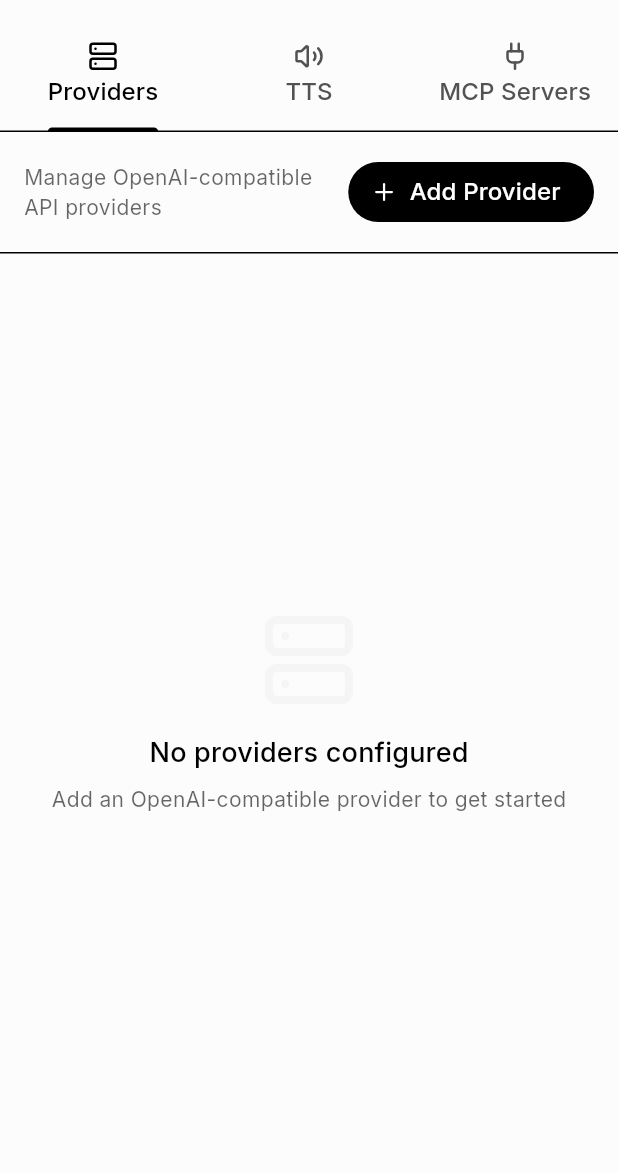
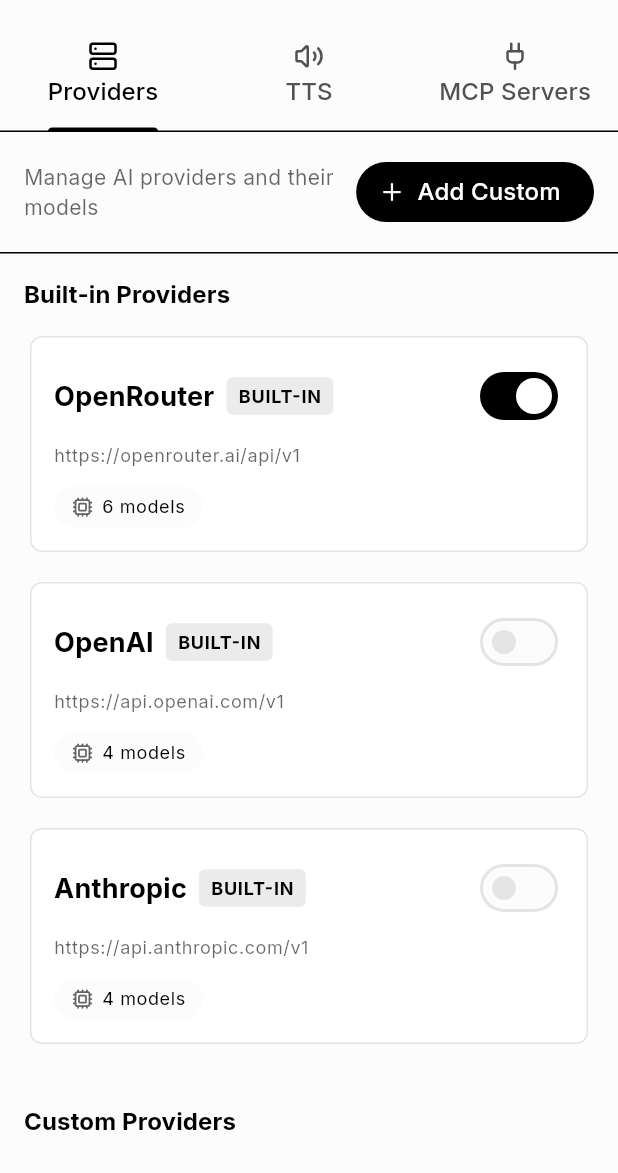
Before and after one commit to contributory/many-llm, a Flutter app: the screen it shows after launch, in the side drawer, after a tap on "Settings", on a phone screen of 412 x 824 dp, the part 63-1236 px from its top. Run offline on Flutter 3.47's test engine with Material 3 defaults, Android fonts, the phone set to English and light mode, and no system bars; our stand-ins replace flutter_highlight, flutter_markdown, flutter_tts, google_fonts, lucide_icons, shared_preferences; missing offline and left inert: markdown.

Commit message:
refactor(provider-system): enable/disable providers and grouped model selector

```diff
--- a/lib/core/config.dart
+++ b/lib/core/config.dart
@@ -77,8 +77,59 @@ class AppConfig {
   // Supabase Edge Function URL that proxies OpenRouter
   static const String supabaseEdgeFunctionUrl = '';
 
-  // Available models on OpenRouter
-  static const List<String> availableModels = [];
+  // Built-in provider configurations
+  static final List<BuiltInProvider> builtInProviders = [
+    BuiltInProvider(
+      id: 'openrouter',
+      name: 'OpenRouter',
+      baseUrl: 'https://openrouter.ai/api/v1',
+      models: [
+        'openai/gpt-4o',
+        'openai/gpt-4o-mini',
+        'anthropic/claude-3.5-sonnet',
+        'anthropic/claude-3-opus',
+        'google/gemini-pro-1.5',
+        'meta-llama/llama-3.1-70b-instruct',
+      ],
+    ),
+    BuiltInProvider(
+      id: 'openai',
+      name: 'OpenAI',
+      baseUrl: 'https://api.openai.com/v1',
+      models: [
+        'gpt-4o',
+        'gpt-4o-mini',
+        'gpt-4-turbo',
+        'gpt-3.5-turbo',
+      ],
+    ),
+    BuiltInProvider(
+      id: 'anthropic',
+      name: 'Anthropic',
+      baseUrl: 'https://api.anthropic.com/v1',
+      models: [
+        'claude-3-5-sonnet-20241022',
+        'claude-3-opus-20240229',
+        'claude-3-sonnet-20240229',
+        'claude-3-haiku-20240307',
+      ],
+    ),
+  ];
 
   static const Map<String, String> modelDisplayNames = {};
 }
+
+/// Built-in provider configuration
+class BuiltInProvider {
+  final String id;
+  final String name;
+  final String baseUrl;
+  final List<String> models;
+
+  const BuiltInProvider({
+    required this.id,
+    required this.name,
+    required this.baseUrl,
+    required this.models,
+  });
+}
--- a/lib/data/models.dart
+++ b/lib/data/models.dart
@@ -106,7 +106,8 @@ class AIProvider {
   final String name;
   final String baseUrl;
   final String apiKey;
-  final bool isDefault;
+  final bool isEnabled;
+  final bool isBuiltIn;
   final List<String> models;
   final DateTime createdAt;
   final DateTime updatedAt;
@@ -116,7 +117,8 @@ class AIProvider {
     required this.name,
     required this.baseUrl,
     required this.apiKey,
-    required this.isDefault,
+    this.isEnabled = true,
+    this.isBuiltIn = false,
     required this.models,
     required this.createdAt,
     required this.updatedAt,
@@ -127,7 +129,8 @@ class AIProvider {
     'name': name,
     'baseUrl': baseUrl,
     'apiKey': apiKey,
-    'isDefault': isDefault,
+    'isEnabled': isEnabled,
+    'isBuiltIn': isBuiltIn,
     'models': models,
     'createdAt': createdAt.toIso8601String(),
     'updatedAt': updatedAt.toIso8601String(),
@@ -138,7 +141,8 @@ class AIProvider {
     name: json['name'] as String,
     baseUrl: json['baseUrl'] as String,
     apiKey: json['apiKey'] as String,
-    isDefault: json['isDefault'] as bool? ?? false,
+    isEnabled: json['isEnabled'] as bool? ?? true,
+    isBuiltIn: json['isBuiltIn'] as bool? ?? false,
     models: (json['models'] as List?)?.cast<String>() ?? [],
     createdAt: DateTime.parse(json['createdAt'] as String),
     updatedAt: DateTime.parse(json['updatedAt'] as String),
@@ -149,7 +153,8 @@ class AIProvider {
     String? name,
     String? baseUrl,
     String? apiKey,
-    bool? isDefault,
+    bool? isEnabled,
+    bool? isBuiltIn,
     List<String>? models,
     DateTime? createdAt,
     DateTime? updatedAt,
@@ -158,7 +163,8 @@ class AIProvider {
     name: name ?? this.name,
     baseUrl: baseUrl ?? this.baseUrl,
     apiKey: apiKey ?? this.apiKey,
-    isDefault: isDefault ?? this.isDefault,
+    isEnabled: isEnabled ?? this.isEnabled,
+    isBuiltIn: isBuiltIn ?? this.isBuiltIn,
     models: models ?? this.models,
     createdAt: createdAt ?? this.createdAt,
     updatedAt: updatedAt ?? this.updatedAt,
--- a/lib/data/services/provider_service.dart
+++ b/lib/data/services/provider_service.dart
@@ -29,14 +29,6 @@ class ProviderService {
 
   Future<AIProvider> addProvider(AIProvider provider) async {
     final providers = await getProviders();
-
-    if (provider.isDefault) {
-      final updatedProviders = providers.map((p) => p.copyWith(isDefault: false)).toList();
-      updatedProviders.add(provider);
-      await saveProviders(updatedProviders);
-      return provider;
-    }
-
     providers.add(provider);
     await saveProviders(providers);
     return provider;
@@ -48,25 +40,14 @@ class ProviderService {
 
     if (index == -1) return;
 
-    if (provider.isDefault) {
-      final updatedProviders = providers.map((p) => p.copyWith(isDefault: false)).toList();
-      updatedProviders[index] = provider;
-      await saveProviders(updatedProviders);
-    } else {
-      providers[index] = provider;
-      await saveProviders(providers);
-    }
+    providers[index] = provider;
+    await saveProviders(providers);
   }
 
   Future<void> deleteProvider(String id) async {
     final providers = await getProviders();
     providers.removeWhere((p) => p.id == id);
     await saveProviders(providers);
-  }
-
-  Future<AIProvider?> getDefaultProvider() async {
-    final providers = await getProviders();
-    return providers.where((p) => p.isDefault).firstOrNull;
   }
 
   Future<List<String>> fetchModelsFromProvider(String baseUrl, String apiKey) async {
--- a/lib/presentation/pages/chat_page.dart
+++ b/lib/presentation/pages/chat_page.dart
@@ -342,7 +342,7 @@ class _ChatPageState extends State<ChatPage> with TickerProviderStateMixin {
                 return PromptInputComplete(
                   status: chatProvider.status,
                   modelId: chatProvider.currentModelId,
-                  models: chatProvider.getAvailableModels(),
+                  groupedModels: chatProvider.getGroupedModels(),
                   onSubmit: (prompt, modelId) {
                     chatProvider.sendMessage(prompt, modelId);
                   },
--- a/lib/presentation/providers/chat_provider.dart
+++ b/lib/presentation/providers/chat_provider.dart
@@ -105,16 +105,33 @@ class ChatProvider extends ChangeNotifier {
     _settingsProvider = settingsProvider;
   }
 
-  List<String> getAvailableModels() {
-    final models = <String>[...AppConfig.availableModels];
+  /// Returns grouped models by provider name
+  /// Map format: {providerName: [model1, model2, ...]}
+  Map<String, List<String>> getGroupedModels() {
+    final grouped = <String, List<String>>{};
 
     if (_settingsProvider != null) {
-      for (final provider in _settingsProvider!.providers) {
+      for (final provider in _settingsProvider!.enabledProviders) {
+        if (provider.models.isNotEmpty) {
+          grouped[provider.name] = provider.models;
+        }
+      }
+    }
+
+    return grouped;
+  }
+
+  /// Returns flat list of all available models from enabled providers
+  List<String> getAvailableModels() {
+    final models = <String>[];
+
+    if (_settingsProvider != null) {
+      for (final provider in _settingsProvider!.enabledProviders) {
         models.addAll(provider.models);
       }
     }
 
-    return models.toSet().toList();
+    return models;
   }
 
   void setStatus(ChatStatus status) {
--- a/lib/presentation/providers/settings_provider.dart
+++ b/lib/presentation/providers/settings_provider.dart
@@ -1,25 +1,44 @@
 import 'package:flutter/foundation.dart';
+import 'package:shared_preferences/shared_preferences.dart';
 import '../../data/models.dart';
 import '../../data/services/provider_service.dart';
 import '../../data/services/tts_service.dart';
 import '../../data/services/mcp_service.dart';
+import '../../core/config.dart';
 
 class SettingsProvider extends ChangeNotifier {
   final ProviderService _providerService = ProviderService();
   final TTSService _ttsService = TTSService();
   final MCPService _mcpService = MCPService();
 
-  List<AIProvider> _providers = [];
+  List<AIProvider> _customProviders = [];
+  Set<String> _enabledProviderIds = {};
   TTSSettings _ttsSettings = const TTSSettings(provider: 'system', modelId: '');
   List<MCPServer> _mcpServers = [];
   bool _isLoading = false;
 
-  List<AIProvider> get providers => _providers;
+  List<AIProvider> get customProviders => _customProviders;
+  List<AIProvider> get allProviders => [...builtInProviders, ..._customProviders];
+  List<AIProvider> get enabledProviders => allProviders.where((p) => p.isEnabled).toList();
   TTSSettings get ttsSettings => _ttsSettings;
   List<MCPServer> get mcpServers => _mcpServers;
   bool get isLoading => _isLoading;
 
-  AIProvider? get defaultProvider => _providers.where((p) => p.isDefault).firstOrNull;
+  List<AIProvider> get builtInProviders {
+    return AppConfig.builtInProviders.map((builtIn) {
+      return AIProvider(
+        id: builtIn.id,
+        name: builtIn.name,
+        baseUrl: builtIn.baseUrl,
+        apiKey: '', // Built-in providers need API keys from user
+        isEnabled: _enabledProviderIds.contains(builtIn.id),
+        isBuiltIn: true,
+        models: builtIn.models,
+        createdAt: DateTime.now(),
+        updatedAt: DateTime.now(),
+      );
+    }).toList();
+  }
 
   Future<void> initialize() async {
     _isLoading = true;
@@ -27,6 +46,7 @@ class SettingsProvider extends ChangeNotifier {
 
     try {
       await Future.wait([
+        _loadEnabledProviders(),
         _loadProviders(),
         _loadTTSSettings(),
         _loadMCPServers(),
@@ -37,8 +57,28 @@ class SettingsProvider extends ChangeNotifier {
     }
   }
 
+  Future<void> _loadEnabledProviders() async {
+    final prefs = await SharedPreferences.getInstance();
+    final enabledIds = prefs.getStringList('enabled_provider_ids');
+    if (enabledIds != null) {
+      _enabledProviderIds = enabledIds.toSet();
+    } else {
+      // Default: enable OpenRouter
+      _enabledProviderIds = {'openrouter'};
+      await _saveEnabledProviders();
+    }
+  }
+
+  Future<void> _saveEnabledProviders() async {
+    final prefs = await SharedPreferences.getInstance();
+    await prefs.setStringList('enabled_provider_ids', _enabledProviderIds.toList());
+  }
+
   Future<void> _loadProviders() async {
-    _providers = await _providerService.getProviders();
+    final savedProviders = await _providerService.getProviders();
+    _customProviders = savedProviders.map((p) {
+      return p.copyWith(isEnabled: _enabledProviderIds.contains(p.id));
+    }).toList();
   }
 
   Future<void> _loadTTSSettings() async {
@@ -49,8 +89,22 @@ class SettingsProvider extends ChangeNotifier {
     _mcpServers = await _mcpService.getServers();
   }
 
+  Future<void> toggleProvider(String providerId, bool enabled) async {
+    if (enabled) {
+      _enabledProviderIds.add(providerId);
+    } else {
+      _enabledProviderIds.remove(providerId);
+    }
+    await _saveEnabledProviders();
+    await _loadProviders(); // Reload to update isEnabled state
+    notifyListeners();
+  }
+
   Future<void> addProvider(AIProvider provider) async {
     await _providerService.addProvider(provider);
+    // Auto-enable newly added provider
+    _enabledProviderIds.add(provider.id);
+    await _saveEnabledProviders();
     await _loadProviders();
     notifyListeners();
   }
@@ -63,6 +117,8 @@ class SettingsProvider extends ChangeNotifier {
 
   Future<void> deleteProvider(String id) async {
     await _providerService.deleteProvider(id);
+    _enabledProviderIds.remove(id);
+    await _saveEnabledProviders();
     await _loadProviders();
     notifyListeners();
   }
--- a/lib/widgets/settings/providers_tab.dart
+++ b/lib/widgets/settings/providers_tab.dart
@@ -12,7 +12,8 @@ class ProvidersTab extends StatelessWidget {
   Widget build(BuildContext context) {
     return Consumer<SettingsProvider>(
       builder: (context, settingsProvider, child) {
-        final providers = settingsProvider.providers;
+        final builtInProviders = settingsProvider.builtInProviders;
+        final customProviders = settingsProvider.customProviders;
 
         return Column(
           children: [
@@ -22,7 +23,7 @@ class ProvidersTab extends StatelessWidget {
                 children: [
                   Expanded(
                     child: Text(
-                      'Manage OpenAI-compatible API providers',
+                      'Manage AI providers and their models',
                       style: Theme.of(context).textTheme.bodyMedium?.copyWith(
                         color: Theme.of(context).colorScheme.onSurface.withValues(alpha: 0.6),
                       ),
@@ -31,50 +32,77 @@ class ProvidersTab extends StatelessWidget {
                   FilledButton.icon(
                     onPressed: () => _showAddProviderDialog(context),
                     icon: const Icon(LucideIcons.plus, size: 18),
-                    label: const Text('Add Provider'),
+                    label: const Text('Add Custom'),
                   ),
                 ],
               ),
             ),
             const Divider(height: 1),
             Expanded(
-              child: providers.isEmpty
-                ? Center(
+              child: ListView(
+                padding: const EdgeInsets.all(16),
+                children: [
+                  if (builtInProviders.isNotEmpty) ...[
+                    Text(
+                      'Built-in Providers',
+                      style: Theme.of(context).textTheme.titleSmall?.copyWith(
+                        fontWeight: FontWeight.bold,
+                        color: Theme.of(context).colorScheme.primary,
+                      ),
+                    ),
+                    const SizedBox(height: 12),
+                    ...builtInProviders.map((provider) => Padding(
+                      padding: const EdgeInsets.only(bottom: 12),
+                      child: ProviderCard(
+                        provider: provider,
+                        onToggle: (enabled) => settingsProvider.toggleProvider(provider.id, enabled),
+                        isBuiltIn: true,
+                      ),
+                    )),
+                    const SizedBox(height: 24),
+                  ],
+                  Text(
+                    'Custom Providers',
+                    style: Theme.of(context).textTheme.titleSmall?.copyWith(
+                      fontWeight: FontWeight.bold,
+                      color: Theme.of(context).colorScheme.primary,
+                    ),
+                  ),
+                  const SizedBox(height: 12),
+                  if (customProviders.isEmpty)
+                    Center(
+                      child: Padding(
+                        padding: const EdgeInsets.all(32),
                         child: Column(
-                      mainAxisAlignment: MainAxisAlignment.center,
                           children: [
                             Icon(
                               LucideIcons.server,
-                          size: 64,
+                              size: 48,
                               color: Theme.of(context).colorScheme.outline.withValues(alpha: 0.3),
                             ),
-                        const SizedBox(height: 16),
+                            const SizedBox(height: 12),
                             Text(
-                          'No providers configured',
-                          style: Theme.of(context).textTheme.titleMedium,
-                        ),
-                        const SizedBox(height: 8),
-                        Text(
-                          'Add an OpenAI-compatible provider to get started',
+                              'No custom providers',
                               style: Theme.of(context).textTheme.bodyMedium?.copyWith(
                                 color: Theme.of(context).colorScheme.onSurface.withValues(alpha: 0.6),
                               ),
                             ),
                           ],
                         ),
+                      ),
                     )
-                : ListView.separated(
-                    padding: const EdgeInsets.all(16),
-                    itemCount: providers.length,
-                    separatorBuilder: (context, index) => const SizedBox(height: 12),
-                    itemBuilder: (context, index) {
-                      final provider = providers[index];
-                      return ProviderCard(
+                  else
+                    ...customProviders.map((provider) => Padding(
+                      padding: const EdgeInsets.only(bottom: 12),
+                      child: ProviderCard(
                         provider: provider,
+                        onToggle: (enabled) => settingsProvider.toggleProvider(provider.id, enabled),
                         onEdit: () => _showEditProviderDialog(context, provider),
                         onDelete: () => _deleteProvider(context, provider.id),
-                      );
-                    },
+                        isBuiltIn: false,
+                      ),
+                    )),
+                ],
               ),
             ),
           ],
@@ -123,14 +151,18 @@ class ProvidersTab extends StatelessWidget {
 
 class ProviderCard extends StatelessWidget {
   final AIProvider provider;
-  final VoidCallback onEdit;
-  final VoidCallback onDelete;
+  final ValueChanged<bool>? onToggle;
+  final VoidCallback? onEdit;
+  final VoidCallback? onDelete;
+  final bool isBuiltIn;
 
   const ProviderCard({
     super.key,
     required this.provider,
-    required this.onEdit,
-    required this.onDelete,
+    this.onToggle,
+    this.onEdit,
+    this.onDelete,
+    this.isBuiltIn = false,
   });
 
   @override
@@ -152,18 +184,18 @@ class ProviderCard extends StatelessWidget {
                           fontWeight: FontWeight.bold,
                         ),
                       ),
-                      if (provider.isDefault) ...[
+                      if (isBuiltIn) ...[
                         const SizedBox(width: 8),
                         Container(
                           padding: const EdgeInsets.symmetric(horizontal: 8, vertical: 4),
                           decoration: BoxDecoration(
-                            color: Theme.of(context).colorScheme.primaryContainer,
+                            color: Theme.of(context).colorScheme.secondaryContainer,
                             borderRadius: BorderRadius.circular(4),
                           ),
                           child: Text(
-                            'DEFAULT',
+                            'BUILT-IN',
                             style: Theme.of(context).textTheme.labelSmall?.copyWith(
-                              color: Theme.of(context).colorScheme.onPrimaryContainer,
+                              color: Theme.of(context).colorScheme.onSecondaryContainer,
                               fontWeight: FontWeight.bold,
                             ),
                           ),
@@ -172,11 +204,18 @@ class ProviderCard extends StatelessWidget {
                     ],
                   ),
                 ),
+                if (onToggle != null)
+                  Switch(
+                    value: provider.isEnabled,
+                    onChanged: onToggle,
+                  ),
+                if (!isBuiltIn && onEdit != null)
                   IconButton(
                     onPressed: onEdit,
                     icon: const Icon(LucideIcons.pencil, size: 18),
                     tooltip: 'Edit',
                   ),
+                if (!isBuiltIn && onDelete != null)
                   IconButton(
                     onPressed: onDelete,
                     icon: const Icon(LucideIcons.trash2, size: 18),
@@ -196,6 +235,7 @@ class ProviderCard extends StatelessWidget {
               spacing: 8,
               runSpacing: 8,
               children: [
+                if (!isBuiltIn && provider.apiKey.isNotEmpty)
                   _buildInfoChip(
                     context,
                     LucideIcons.key,
@@ -254,7 +294,6 @@ class _ProviderDialogState extends State<ProviderDialog> {
   late TextEditingController _nameController;
   late TextEditingController _baseUrlController;
   late TextEditingController _apiKeyController;
-  bool _isDefault = false;
   List<String> _models = [];
   bool _isFetchingModels = false;
   String? _errorMessage;
@@ -266,7 +305,6 @@ class _ProviderDialogState extends State<ProviderDialog> {
     _nameController = TextEditingController(text: widget.provider?.name ?? '');
     _baseUrlController = TextEditingController(text: widget.provider?.baseUrl ?? '');
     _apiKeyController = TextEditingController(text: widget.provider?.apiKey ?? '');
-    _isDefault = widget.provider?.isDefault ?? false;
     _models = widget.provider?.models ?? [];
     if (widget.provider != null) _currentStep = 2; // Skip to settings if editing
   }
@@ -321,7 +359,7 @@ class _ProviderDialogState extends State<ProviderDialog> {
       name: _nameController.text,
       baseUrl: _baseUrlController.text,
       apiKey: _apiKeyController.text,
-      isDefault: _isDefault,
+      isEnabled: widget.provider?.isEnabled ?? true,
       models: _models,
       createdAt: widget.provider?.createdAt ?? DateTime.now(),
       updatedAt: DateTime.now(),
@@ -754,23 +792,6 @@ class _ProviderDialogState extends State<ProviderDialog> {
             ],
           ),
         ),
-        const SizedBox(height: 24),
-        Container(
-          decoration: BoxDecoration(
-            border: Border.all(
-              color: Theme.of(context).colorScheme.outline.withValues(alpha: 0.2),
-              width: 1,
-            ),
-            borderRadius: BorderRadius.circular(12),
-          ),
-          child: CheckboxListTile(
-            value: _isDefault,
-            onChanged: (value) => setState(() => _isDefault = value ?? false),
-            title: const Text('Set as default provider'),
-            subtitle: const Text('Use this provider for all new conversations'),
-            secondary: const Icon(LucideIcons.star),
-          ),
-        ),
         if (_errorMessage != null) ...[
           const SizedBox(height: 16),
           _buildErrorBanner(),
--- a/lib/widgets/settings/tts_tab.dart
+++ b/lib/widgets/settings/tts_tab.dart
@@ -22,7 +22,7 @@ class _TTSTabState extends State<TTSTab> {
   }
 
   List<DropdownMenuItem<String>> _getProviderModels(SettingsProvider provider, String providerId) {
-    final selectedProvider = provider.providers.where((p) => p.id == providerId).firstOrNull;
+    final selectedProvider = provider.allProviders.where((p) => p.id == providerId).firstOrNull;
     if (selectedProvider == null) return [];
     return selectedProvider.models.map((model) => DropdownMenuItem(
       value: model,
@@ -87,7 +87,7 @@ class _TTSTabState extends State<TTSTab> {
                             value: 'system',
                             child: Text('System TTS'),
                           ),
-                          ...settingsProvider.providers
+                          ...settingsProvider.allProviders
                             .where((p) => p.models.isNotEmpty)
                             .map((provider) => DropdownMenuItem(
                               value: provider.id,
```
Also changed, not shown: lib/widgets/prompt_input.dart (+74 -21 lines). Lines whose indentation alone changed are shown as unchanged.
